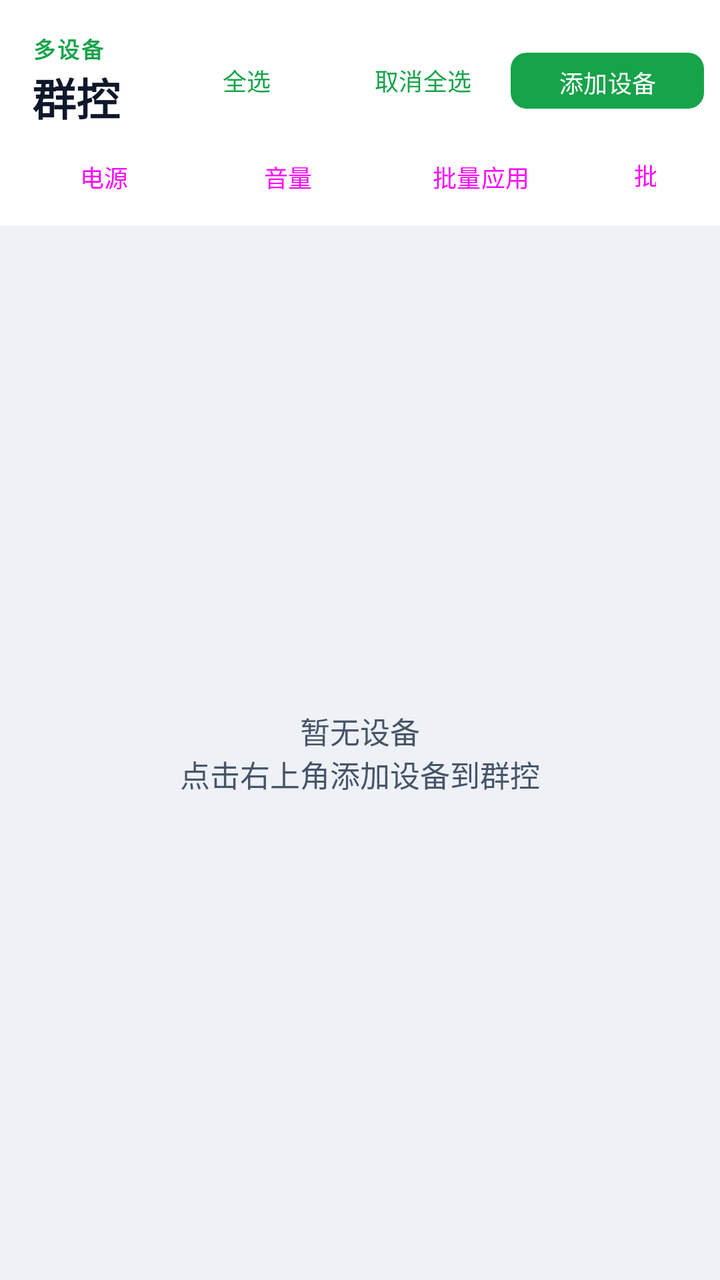
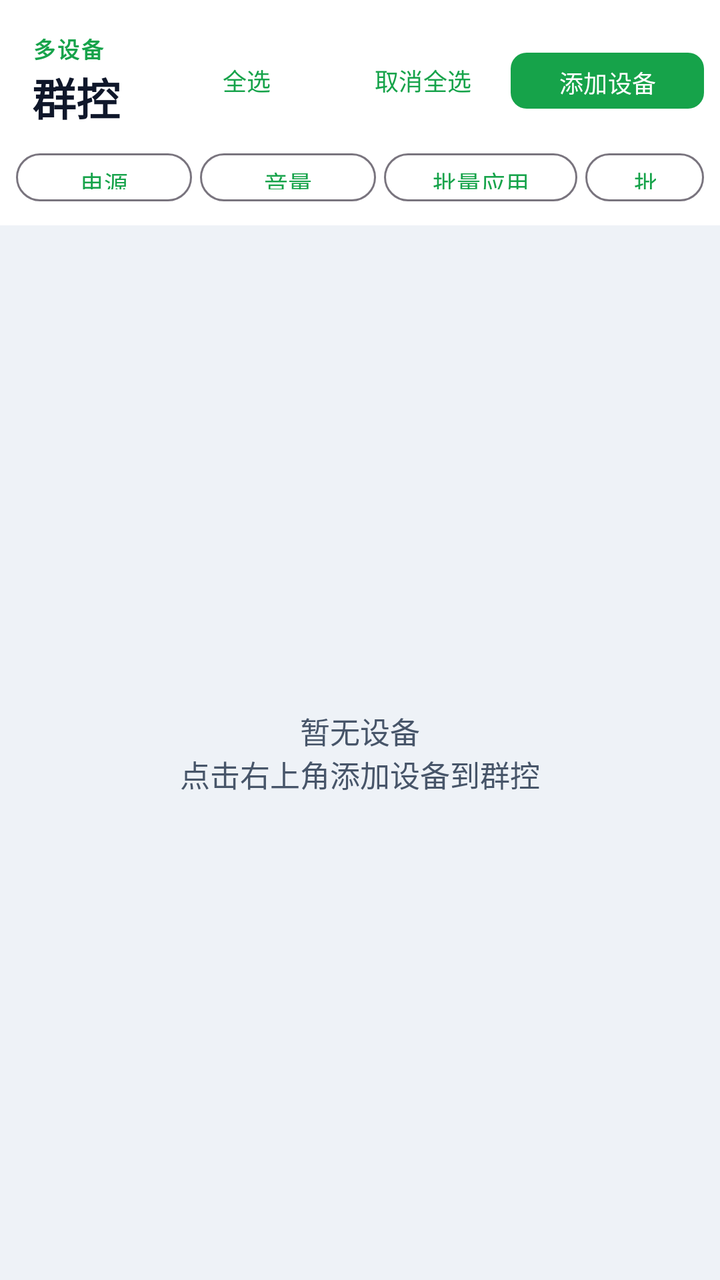

Two renders of the same Android screen: before a commit and after it. Below are the layout's source before the change and the commit's diff.
<!-- AndroidManifest.xml: application theme Theme.CloudPhone -->
<!-- res/layout/fragment_group_control.xml -->
<?xml version="1.0" encoding="utf-8"?>
<LinearLayout xmlns:android="http://schemas.android.com/apk/res/android"
    android:layout_width="match_parent"
    android:layout_height="match_parent"
    android:background="@color/auth_background"
    android:orientation="vertical">

    
    <LinearLayout
        android:layout_width="match_parent"
        android:layout_height="wrap_content"
        android:background="@color/auth_surface"
        android:gravity="center_vertical"
        android:orientation="horizontal"
        android:paddingStart="16dp"
        android:paddingTop="16dp"
        android:paddingEnd="8dp"
        android:paddingBottom="8dp">

        <LinearLayout
            android:layout_width="0dp"
            android:layout_height="wrap_content"
            android:layout_weight="1"
            android:orientation="vertical">

            <TextView
                android:layout_width="wrap_content"
                android:layout_height="wrap_content"
                android:text="@string/group_eyebrow"
                android:textColor="@color/auth_primary"
                android:textSize="11sp"
                android:textStyle="bold"
                android:letterSpacing="0.1" />

            <TextView
                android:layout_width="wrap_content"
                android:layout_height="wrap_content"
                android:text="@string/group_title"
                android:textColor="@color/auth_text_primary"
                android:textSize="22sp"
                android:textStyle="bold" />
        </LinearLayout>

        <com.google.android.material.button.MaterialButton
            android:id="@+id/buttonGroupSelectAll"
            style="@style/Widget.Material3.Button.TextButton"
            android:layout_width="wrap_content"
            android:layout_height="wrap_content"
            android:text="@string/group_select_all"
            android:textSize="12sp" />

        <com.google.android.material.button.MaterialButton
            android:id="@+id/buttonGroupDeselectAll"
            style="@style/Widget.Material3.Button.TextButton"
            android:layout_width="wrap_content"
            android:layout_height="wrap_content"
            android:text="@string/group_deselect_all"
            android:textSize="12sp" />

        <com.google.android.material.button.MaterialButton
            android:id="@+id/buttonAddGroupDevice"
            style="@style/Widget.Material3.Button"
            android:layout_width="wrap_content"
            android:layout_height="36dp"
            android:text="@string/group_add_device"
            android:textSize="12sp"
            app:cornerRadius="8dp"
            xmlns:app="http://schemas.android.com/apk/res-auto" />
    </LinearLayout>

    
    <LinearLayout
        android:layout_width="match_parent"
        android:layout_height="wrap_content"
        android:background="@color/auth_surface"
        android:gravity="center_vertical"
        android:orientation="horizontal"
        android:paddingStart="8dp"
        android:paddingEnd="8dp"
        android:paddingBottom="8dp">

        <Button
            android:id="@+id/buttonGroupPower"
            style="@style/Widget.Material3.Button.OutlinedButton"
            android:layout_width="wrap_content"
            android:layout_height="32dp"
            android:layout_marginEnd="4dp"
            android:text="@string/group_action_power"
            android:textSize="12sp" />

        <Button
            android:id="@+id/buttonGroupVolume"
            style="@style/Widget.Material3.Button.OutlinedButton"
            android:layout_width="wrap_content"
            android:layout_height="32dp"
            android:layout_marginEnd="4dp"
            android:text="@string/group_action_volume"
            android:textSize="12sp" />

        <Button
            android:id="@+id/buttonGroupApps"
            style="@style/Widget.Material3.Button.OutlinedButton"
            android:layout_width="wrap_content"
            android:layout_height="32dp"
            android:layout_marginEnd="4dp"
            android:text="@string/group_action_apps"
            android:textSize="12sp" />

        <Button
            android:id="@+id/buttonBatchMode"
            style="@style/Widget.Material3.Button.OutlinedButton"
            android:layout_width="wrap_content"
            android:layout_height="32dp"
            android:text="@string/group_action_batch_mode"
            android:textSize="12sp" />
    </LinearLayout>

    
    <FrameLayout
        android:layout_width="match_parent"
        android:layout_height="0dp"
        android:layout_weight="1">

        <androidx.recyclerview.widget.RecyclerView
            android:id="@+id/recyclerGroup"
            android:layout_width="match_parent"
            android:layout_height="match_parent"
            android:clipToPadding="false"
            android:padding="8dp" />

        <TextView
            android:id="@+id/textGroupEmpty"
            android:layout_width="wrap_content"
            android:layout_height="wrap_content"
            android:layout_gravity="center"
            android:gravity="center"
            android:text="@string/group_empty"
            android:textColor="@color/auth_text_secondary"
            android:textSize="15sp"
            android:visibility="visible" />
    </FrameLayout>

</LinearLayout>
<!-- resources referenced by this layout -->
<resources>
  <color name="auth_background">#EEF2F7</color>
  <color name="auth_primary">#16A34A</color>
  <color name="auth_surface">#FFFFFF</color>
  <color name="auth_text_primary">#0F172A</color>
  <color name="auth_text_secondary">#475569</color>
  <string name="group_action_apps">批量应用</string>
  <string name="group_action_batch_mode">批量控制</string>
  <string name="group_action_power">电源</string>
  <string name="group_action_volume">音量</string>
  <string name="group_add_device">添加设备</string>
  <string name="group_deselect_all">取消全选</string>
  <string name="group_empty">暂无设备\n点击右上角添加设备到群控</string>
  <string name="group_eyebrow">多设备</string>
  <string name="group_select_all">全选</string>
  <string name="group_title">群控</string>
  <style name="Theme.CloudPhone" parent="Base.Theme.CloudPhone" />
  <style name="Base.Theme.CloudPhone" parent="Theme.Material3.DayNight.NoActionBar">
          <item name="colorPrimary">@color/auth_primary</item>
          <item name="android:statusBarColor">@color/auth_background</item>
          <item name="android:navigationBarColor">@color/auth_background</item>
          <item name="android:windowLightStatusBar">true</item>
          <item name="android:windowLightNavigationBar">true</item>
      </style>
</resources>

<!-- the commit's change to res/layout/fragment_group_control.xml (unified diff, before → after) -->
@@ -1,5 +1,6 @@
 <?xml version="1.0" encoding="utf-8"?>
 <LinearLayout xmlns:android="http://schemas.android.com/apk/res/android"
+    xmlns:app="http://schemas.android.com/apk/res-auto"
     android:layout_width="match_parent"
     android:layout_height="match_parent"
     android:background="@color/auth_background"
@@ -65,7 +66,8 @@
             android:text="@string/group_add_device"
             android:textSize="12sp"
             app:cornerRadius="8dp"
-            xmlns:app="http://schemas.android.com/apk/res-auto" />
+            app:iconGravity="textStart"
+            app:iconPadding="4dp" />
     </LinearLayout>
 
     
@@ -79,40 +81,48 @@
         android:paddingEnd="8dp"
         android:paddingBottom="8dp">
 
-        <Button
+        <com.google.android.material.button.MaterialButton
             android:id="@+id/buttonGroupPower"
             style="@style/Widget.Material3.Button.OutlinedButton"
             android:layout_width="wrap_content"
             android:layout_height="32dp"
             android:layout_marginEnd="4dp"
             android:text="@string/group_action_power"
-            android:textSize="12sp" />
+            android:textSize="12sp"
+            app:iconGravity="textStart"
+            app:iconPadding="4dp" />
 
-        <Button
+        <com.google.android.material.button.MaterialButton
             android:id="@+id/buttonGroupVolume"
             style="@style/Widget.Material3.Button.OutlinedButton"
             android:layout_width="wrap_content"
             android:layout_height="32dp"
             android:layout_marginEnd="4dp"
             android:text="@string/group_action_volume"
-            android:textSize="12sp" />
+            android:textSize="12sp"
+            app:iconGravity="textStart"
+            app:iconPadding="4dp" />
 
-        <Button
+        <com.google.android.material.button.MaterialButton
             android:id="@+id/buttonGroupApps"
             style="@style/Widget.Material3.Button.OutlinedButton"
             android:layout_width="wrap_content"
             android:layout_height="32dp"
             android:layout_marginEnd="4dp"
             android:text="@string/group_action_apps"
-            android:textSize="12sp" />
+            android:textSize="12sp"
+            app:iconGravity="textStart"
+            app:iconPadding="4dp" />
 
-        <Button
+        <com.google.android.material.button.MaterialButton
             android:id="@+id/buttonBatchMode"
             style="@style/Widget.Material3.Button.OutlinedButton"
             android:layout_width="wrap_content"
             android:layout_height="32dp"
             android:text="@string/group_action_batch_mode"
-            android:textSize="12sp" />
+            android:textSize="12sp"
+            app:iconGravity="textStart"
+            app:iconPadding="4dp" />
     </LinearLayout>
 
     
